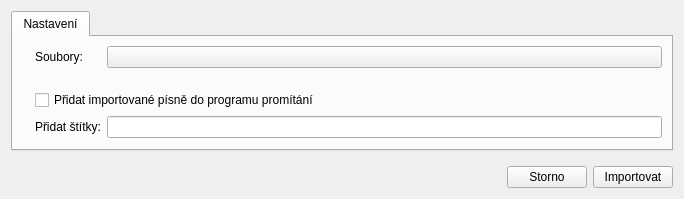
The window that src/importexport/opensongimportdialog.ui (CZDanol/StrawLumen) describes before a commit, drawn with Qt 5.
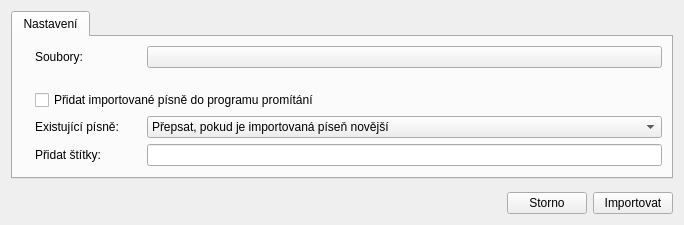
The same window after the commit. Icons and pictures are not drawn. Custom widgets are drawn as their Qt base class.

Patch:
```diff
--- a/src/importexport/opensongimportdialog.ui
+++ b/src/importexport/opensongimportdialog.ui
@@ -10,7 +10,7 @@
     <x>0</x>
     <y>0</y>
     <width>684</width>
-    <height>199</height>
+    <height>225</height>
    </rect>
   </property>
   <property name="windowTitle">
@@ -44,27 +44,23 @@
        <string>Nastavení</string>
       </attribute>
       <layout class="QGridLayout" name="gridLayout">
-       <item row="0" column="2">
-        <widget class="QPushButton" name="btnSelectFiles">
-         <property name="icon">
-          <iconset resource="../../res/resources.qrc">
-           <normaloff>:/icons/16/Open_16px.png</normaloff>:/icons/16/Open_16px.png</iconset>
+       <item row="3" column="0">
+        <widget class="QLabel" name="label_2">
+         <property name="pixmap">
+          <pixmap resource="../../res/resources.qrc">:/icons/16/Sort By Modified Date_16px.png</pixmap>
          </property>
-         <property name="autoDefault">
-          <bool>false</bool>
+        </widget>
+       </item>
+       <item row="3" column="1">
+        <widget class="QLabel" name="label_3">
+         <property name="text">
+          <string>Existující písně:</string>
          </property>
         </widget>
        </item>
-       <item row="3" column="2">
+       <item row="4" column="3">
         <widget class="SongTagsLineEdit" name="lnTags"/>
        </item>
-       <item row="0" column="1">
-        <widget class="QLabel" name="label_7">
-         <property name="text">
-          <string>Soubory:</string>
-         </property>
-        </widget>
-       </item>
        <item row="0" column="0">
         <widget class="QLabel" name="label_6">
          <property name="pixmap">
@@ -72,7 +68,7 @@
          </property>
         </widget>
        </item>
-       <item row="2" column="1" colspan="2">
+       <item row="2" column="1" colspan="3">
         <widget class="QCheckBox" name="cbAddToPlaylist">
          <property name="sizePolicy">
           <sizepolicy hsizetype="Expanding" vsizetype="Fixed">
@@ -85,10 +81,21 @@
          </property>
         </widget>
        </item>
-       <item row="3" column="0">
-        <widget class="QLabel" name="label_4">
-         <property name="pixmap">
-          <pixmap resource="../../res/resources.qrc">:/icons/16/Tags_16px.png</pixmap>
+       <item row="0" column="1">
+        <widget class="QLabel" name="label_7">
+         <property name="text">
+          <string>Soubory:</string>
+         </property>
+        </widget>
+       </item>
+       <item row="0" column="3">
+        <widget class="QPushButton" name="btnSelectFiles">
+         <property name="icon">
+          <iconset resource="../../res/resources.qrc">
+           <normaloff>:/icons/16/Open_16px.png</normaloff>:/icons/16/Open_16px.png</iconset>
+         </property>
+         <property name="autoDefault">
+          <bool>false</bool>
          </property>
         </widget>
        </item>
@@ -115,13 +122,67 @@
          </property>
         </spacer>
        </item>
-       <item row="3" column="1">
+       <item row="4" column="1">
         <widget class="QLabel" name="label_5">
          <property name="text">
           <string>Přidat štítky:</string>
          </property>
         </widget>
        </item>
+       <item row="4" column="0">
+        <widget class="QLabel" name="label_4">
+         <property name="pixmap">
+          <pixmap resource="../../res/resources.qrc">:/icons/16/Tags_16px.png</pixmap>
+         </property>
+        </widget>
+       </item>
+       <item row="3" column="2">
+        <spacer name="horizontalSpacer_2">
+         <property name="orientation">
+          <enum>Qt::Horizontal</enum>
+         </property>
+         <property name="sizeType">
+          <enum>QSizePolicy::Fixed</enum>
+         </property>
+         <property name="sizeHint" stdset="0">
+          <size>
+           <width>16</width>
+           <height>20</height>
+          </size>
+         </property>
+        </spacer>
+       </item>
+       <item row="3" column="3">
+        <widget class="QComboBox" name="cmbConflictBehavior">
+         <property name="sizePolicy">
+          <sizepolicy hsizetype="Expanding" vsizetype="Fixed">
+           <horstretch>0</horstretch>
+           <verstretch>0</verstretch>
+          </sizepolicy>
+         </property>
+         <property name="currentIndex">
+          <number>1</number>
+         </property>
+         <property name="sizeAdjustPolicy">
+          <enum>QComboBox::AdjustToContents</enum>
+         </property>
+         <item>
+          <property name="text">
+           <string>Nepřepisovat</string>
+          </property>
+         </item>
+         <item>
+          <property name="text">
+           <string>Přepsat, pokud je importovaná píseň novější</string>
+          </property>
+         </item>
+         <item>
+          <property name="text">
+           <string>Vždy přepsat</string>
+          </property>
+         </item>
+        </widget>
+       </item>
       </layout>
      </widget>
     </widget>
```
